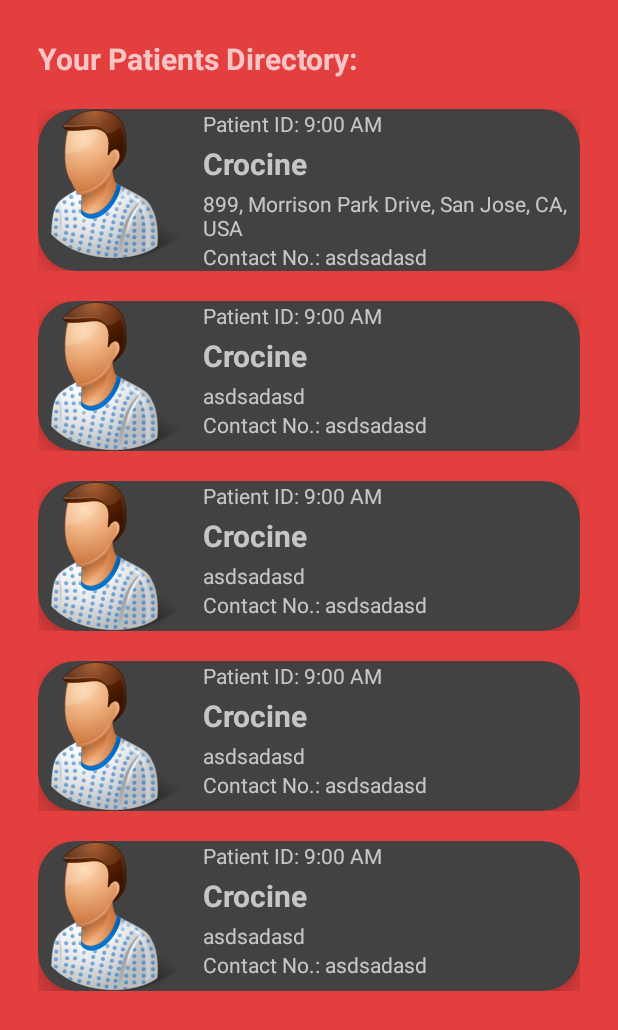
After one commit to SarthakSinghal15/MediCus, an Android app: the DoctorViewPatient screen opened directly, with no data from a screen before it, on a phone screen of 412 x 824 dp. The commit adds this screen. Shown: the top 1030 px of the screen. Run offline under Robolectric (Android 15) with nearby library versions, the phone set to English and light mode, and no system bars.

Commit message:
added view patient

```diff
--- a/app/src/main/AndroidManifest.xml
+++ b/app/src/main/AndroidManifest.xml
@@ -7,10 +7,14 @@
         android:icon="@mipmap/ic_launcher"
         android:label="@string/app_name"
         android:theme="@style/AppTheme">
-        <activity android:name=".PatientWeekSchedule"
+        <activity android:name=".DoctorViewPatient"
+            android:theme="@style/AppTheme.Dark"></activity>
+        <activity
+            android:name=".PatientWeekSchedule"
             android:theme="@style/AppTheme.Dark" />
-        <activity android:name=".PatientTodaySchedule"
-            android:theme="@style/AppTheme.Dark"  />
+        <activity
+            android:name=".PatientTodaySchedule"
+            android:theme="@style/AppTheme.Dark" />
         <activity
             android:name=".PatientDashboardActivity"
             android:theme="@style/AppTheme.Dark" />
--- a/app/src/main/java/com/medicus/DoctorDashboardActivity.java
+++ b/app/src/main/java/com/medicus/DoctorDashboardActivity.java
@@ -37,7 +37,7 @@ public class DoctorDashboardActivity extends AppCompatActivity {
                 // Finish the registration screen and return to the Login activity
                 Intent intent = new Intent(getApplicationContext(),DoctorAddPatientActivity.class);
                 startActivity(intent);
-                finish();
+                //finish();
                 overridePendingTransition(R.anim.push_left_in, R.anim.push_left_out);
             }
         });
@@ -48,7 +48,7 @@ public class DoctorDashboardActivity extends AppCompatActivity {
                 // Finish the registration screen and return to the Login activity
                 Intent intent = new Intent(getApplicationContext(),DoctorAddPrescriptionActivity.class);
                 startActivity(intent);
-                finish();
+                //finish();
                 overridePendingTransition(R.anim.push_left_in, R.anim.push_left_out);
             }
         });
@@ -57,9 +57,9 @@ public class DoctorDashboardActivity extends AppCompatActivity {
             @Override
             public void onClick(View v) {
                 // Finish the registration screen and return to the Login activity
-                Intent intent = new Intent(getApplicationContext(),LoginActivity.class);
+                Intent intent = new Intent(getApplicationContext(),DoctorViewPatient.class);
                 startActivity(intent);
-                finish();
+                //finish();
                 overridePendingTransition(R.anim.push_left_in, R.anim.push_left_out);
             }
         });
--- a/app/src/main/java/com/medicus/DoctorLoginActivity.java
+++ b/app/src/main/java/com/medicus/DoctorLoginActivity.java
@@ -127,7 +127,7 @@ public class DoctorLoginActivity extends AppCompatActivity {
         _loginButton.setEnabled(true);
         Intent intent = new Intent(getApplicationContext(), DoctorDashboardActivity.class);
         startActivity(intent);
-        finish();
+        //finish();
         overridePendingTransition(R.anim.push_left_in, R.anim.push_left_out);
         //finish();
     }
--- /dev/null
+++ b/app/src/main/java/com/medicus/DoctorViewPatient.java
@@ -0,0 +1,69 @@
+package com.medicus;
+
+import android.support.v7.app.AppCompatActivity;
+import android.os.Bundle;
+import android.support.v7.widget.LinearLayoutManager;
+import android.support.v7.widget.RecyclerView;
+
+import java.util.ArrayList;
+
+public class DoctorViewPatient extends AppCompatActivity {
+
+    private ArrayList<String> patNames,patIds,patAddresses,patContacts;
+    RecyclerView recyclerView;
+
+    @Override
+    protected void onCreate(Bundle savedInstanceState) {
+        super.onCreate(savedInstanceState);
+        setContentView(R.layout.activity_doctor_view_patient);
+
+        patNames = new ArrayList<>();
+        patIds = new ArrayList<>();
+        patAddresses = new ArrayList<>();
+        patContacts = new ArrayList<>();
+
+        getPatients();
+        setRecyclerView();
+    }
+
+    private void getPatients()
+    {
+        // code to get today's medicines
+
+        patNames.add("Crocine");
+        patIds.add("9:00 AM");
+        patAddresses.add("899, Morrison Park Drive, San Jose, CA, USA");
+        patContacts.add("asdsadasd");
+
+        patNames.add("Crocine");
+        patIds.add("9:00 AM");
+        patAddresses.add("asdsadasd");
+        patContacts.add("asdsadasd");
+
+        patNames.add("Crocine");
+        patIds.add("9:00 AM");
+        patAddresses.add("asdsadasd");
+        patContacts.add("asdsadasd");
+
+        patNames.add("Crocine");
+        patIds.add("9:00 AM");
+        patAddresses.add("asdsadasd");
+        patContacts.add("asdsadasd");
+
+        patNames.add("Crocine");
+        patIds.add("9:00 AM");
+        patAddresses.add("asdsadasd");
+        patContacts.add("asdsadasd");
+
+    }
+
+
+
+    private void setRecyclerView()
+    {
+        recyclerView = (RecyclerView) findViewById(R.id.rv_viewpatients);
+        PatientRecyclerViewAdapter recyclerViewAdapter = new PatientRecyclerViewAdapter(this,patNames,patIds,patAddresses,patContacts);
+        recyclerView.setAdapter(recyclerViewAdapter);
+        recyclerView.setLayoutManager(new LinearLayoutManager(this));
+    }
+}
--- a/app/src/main/java/com/medicus/LoginActivity.java
+++ b/app/src/main/java/com/medicus/LoginActivity.java
@@ -47,7 +47,7 @@ public class LoginActivity extends AppCompatActivity {
                 // Start the Signup activity
                 Intent intent = new Intent(getApplicationContext(), DoctorLoginActivity.class);
                 startActivityForResult(intent, REQUEST_SIGNUP);
-                //finish();
+                finish();
                 overridePendingTransition(R.anim.push_left_in, R.anim.push_left_out);
             }
         });
--- /dev/null
+++ b/app/src/main/java/com/medicus/PatientRecyclerViewAdapter.java
@@ -0,0 +1,75 @@
+package com.medicus;
+
+import android.content.Context;
+import android.support.annotation.NonNull;
+import android.support.v7.widget.RecyclerView;
+import android.view.LayoutInflater;
+import android.view.View;
+import android.view.ViewGroup;
+import android.widget.LinearLayout;
+import android.widget.TextView;
+import android.widget.Toast;
+
+import java.util.ArrayList;
+
+public class PatientRecyclerViewAdapter extends RecyclerView.Adapter<PatientRecyclerViewAdapter.ViewHolder>{
+
+    private ArrayList<String> patNames = new ArrayList<>();
+    private ArrayList<String> patIds = new ArrayList<>();
+    private ArrayList<String> patAddresses = new ArrayList<>();
+    private ArrayList<String> patContacts = new ArrayList<>();
+    private Context context;
+
+    public PatientRecyclerViewAdapter(Context context, ArrayList<String> patNames, ArrayList<String> patIds,ArrayList<String> patAddress, ArrayList<String> patContact ) {
+        this.patNames = patNames;
+        this.patIds = patIds;
+        this.patAddresses = patAddress;
+        this.patContacts = patContact;
+        this.context = context;
+    }
+
+    @NonNull
+    @Override
+    public ViewHolder onCreateViewHolder(@NonNull ViewGroup viewGroup, int viewType) {
+
+        View view = LayoutInflater.from(viewGroup.getContext()).inflate(R.layout.layout_patient, viewGroup,false);
+        ViewHolder viewHolder = new ViewHolder(view);
+        return viewHolder;
+    }
+
+    @Override
+    public void onBindViewHolder(@NonNull ViewHolder viewHolder, final int position) {
+        viewHolder.patName.setText(patNames.get(position));
+        viewHolder.patID.setText(patIds.get(position));
+        viewHolder.patAddress.setText(patAddresses.get(position));
+        viewHolder.patContact.setText(patContacts.get(position));
+
+        viewHolder.patLayout.setOnClickListener(new View.OnClickListener() {
+            @Override
+            public void onClick(View v) {
+
+                Toast.makeText(context, "Patient "+patNames.get(position)+"'s Id is "+patIds.get(position),Toast.LENGTH_SHORT).show();
+            }
+        });
+    }
+
+    @Override
+    public int getItemCount() {
+        return patNames.size();
+    }
+
+    public class ViewHolder extends RecyclerView.ViewHolder{
+
+        TextView patID, patName,patAddress,patContact;
+        LinearLayout patLayout;
+
+        public ViewHolder(@NonNull View itemView) {
+            super(itemView);
+            patID = itemView.findViewById(R.id.txt_patId);
+            patName = itemView.findViewById(R.id.txt_patName);
+            patAddress = itemView.findViewById(R.id.txt_patAddr);
+            patContact = itemView.findViewById(R.id.txt_patContact);
+            patLayout = itemView.findViewById(R.id.patient_layout);
+        }
+    }
+}
--- /dev/null
+++ b/app/src/main/res/layout/activity_doctor_view_patient.xml
@@ -0,0 +1,29 @@
+<?xml version="1.0" encoding="utf-8"?>
+<LinearLayout xmlns:android="http://schemas.android.com/apk/res/android"
+    xmlns:app="http://schemas.android.com/apk/res-auto"
+    xmlns:tools="http://schemas.android.com/tools"
+    android:layout_width="match_parent"
+    android:layout_height="match_parent"
+    tools:context=".DoctorViewPatient"
+    android:layout_margin="15dp"
+    android:orientation="vertical">
+
+    <TextView
+        android:layout_width="wrap_content"
+        android:layout_height="wrap_content"
+        android:text="Your Patients Directory:"
+        android:textStyle="bold"
+        android:textSize="20dp"
+        android:padding="10dp"/>
+
+    <android.support.v7.widget.RecyclerView
+        android:id="@+id/rv_viewpatients"
+        android:layout_width="match_parent"
+        android:layout_height="wrap_content"
+        android:scrollbars="vertical">
+
+    </android.support.v7.widget.RecyclerView>
+
+
+
+</LinearLayout>
--- a/app/src/main/res/layout/layout_patient.xml
+++ b/app/src/main/res/layout/layout_patient.xml
@@ -62,7 +62,7 @@
                     android:paddingTop="3dp"
                     android:paddingBottom="3dp"/>
                 <TextView
-                    android:text="899, Morrison Park Drive, San Jose, CA, USA"
+                    android:text="899, Morrison Park Drive, San Jose, CA, USA 899, Morrison Park Drive, San Jose, CA, USA"
                     android:id="@+id/txt_patAddr"
                     android:layout_width="match_parent"
                     android:layout_height="wrap_content"/>
```
